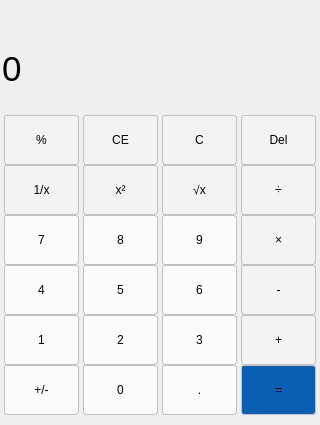
First picture: the form in Calculator.ui, repository Serein207/Calculator, before the edit.
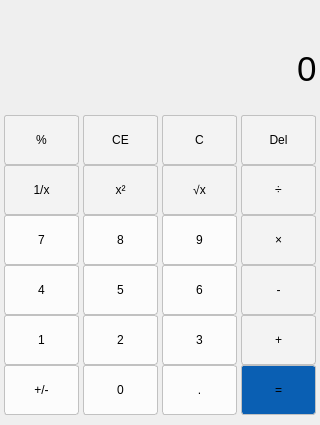
Second picture: the form after the edit.

The edit to the form file:
```diff
--- a/Calculator.ui
+++ b/Calculator.ui
@@ -133,6 +133,9 @@
        <height>70</height>
       </size>
      </property>
+  <property name="alignment">
+      <set>Qt::AlignRight</set>
+     </property>
      <property name="font">
       <font>
        <pointsize>26</pointsize>
```
Left out of the diff: 2 changed lines with no effect on the pictures.
